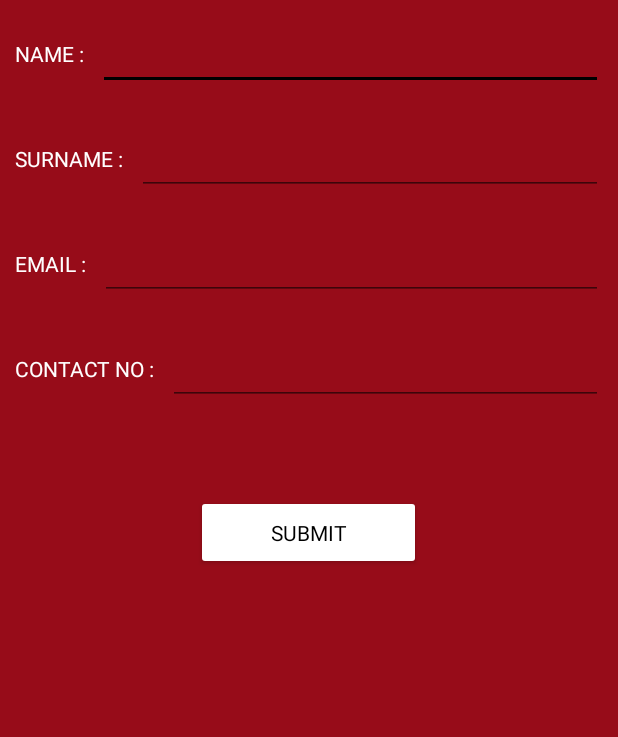
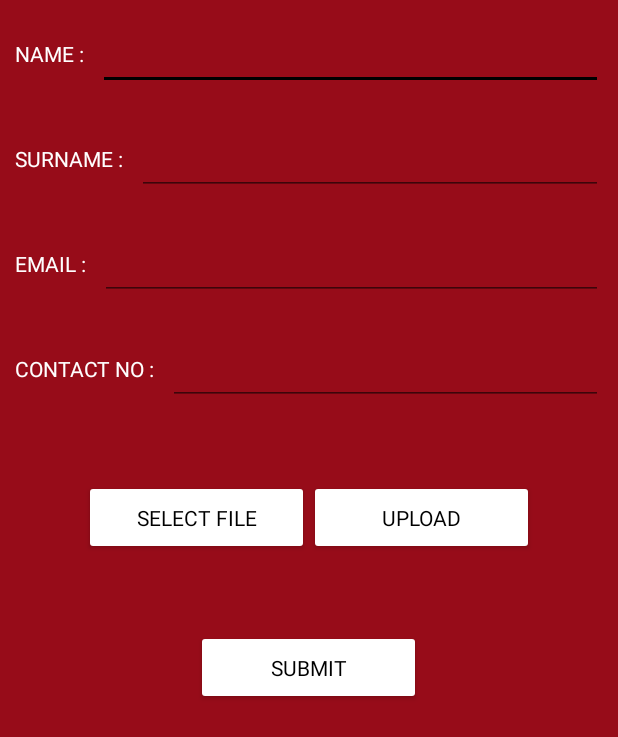
Before and after one commit to bhavikk/RCS-AndroidApp, an Android app: the Regitser_Activity screen opened directly, with no data from a screen before it, on a phone screen of 412 x 824 dp. Shown: the top 737 px of the screen. Run offline under Robolectric (Android 15) with nearby library versions, the phone set to English and light mode, and no system bars.

Commit message:
register form updated

```diff
--- a/app/build.gradle
+++ b/app/build.gradle
@@ -23,9 +23,13 @@ dependencies {
     implementation 'com.android.support:appcompat-v7:26.0.0'
     implementation 'com.android.support:support-v4:26.0.0'
     implementation 'com.android.support:design:26.0.0'
-    compile 'de.hdodenhof:circleimageview:1.2.1'
+    implementation 'com.github.bumptech.glide:glide:3.7.0'
+    implementation 'de.hdodenhof:circleimageview:1.2.1'
+    implementation 'com.firebaseui:firebase-ui-storage:0.6.0'
     implementation 'com.android.support.constraint:constraint-layout:1.0.2'
     implementation 'com.google.firebase:firebase-database:11.8.0'
+    implementation 'com.google.firebase:firebase-storage:11.8.0'
+    implementation 'com.google.firebase:firebase-auth:11.8.0'
     testImplementation 'junit:junit:4.12'
     androidTestImplementation 'com.android.support.test:runner:1.0.2'
     androidTestImplementation 'com.android.support.test.espresso:espresso-core:3.0.2'
--- a/app/src/main/java/com/royalcareerservices/rcs/RecyclerAdapter.java
+++ b/app/src/main/java/com/royalcareerservices/rcs/RecyclerAdapter.java
@@ -53,7 +53,7 @@ public class RecyclerAdapter extends RecyclerView.Adapter<RecyclerAdapter.MyView
             itemView.setOnClickListener(new View.OnClickListener() {
                 @Override
                 public void onClick(View v) {
-                    Intent intent = new Intent(ctx,Regitser_Activity.class);
+                    Intent intent = new Intent(ctx,ClientInfo.class);
                     ctx.startActivity(intent);
                 }
             });
--- a/app/src/main/res/layout/registration_form.xml
+++ b/app/src/main/res/layout/registration_form.xml
@@ -104,6 +104,38 @@
             />
 
     </LinearLayout>
+    <LinearLayout
+        android:layout_width="wrap_content"
+        android:layout_height="50dp"
+        android:layout_marginTop="40dp"
+        android:layout_gravity="center_horizontal"
+        android:orientation="horizontal">
+        <Button
+            android:id="@+id/selectfile"
+            style="@style/Base.TextAppearance.AppCompat"
+            android:layout_width="150dp"
+            android:layout_height="50dp"
+            android:layout_below="@+id/contactno"
+            android:layout_gravity="center"
+            android:clickable="true"
+            android:text="Select File"
+            android:textColor="#000"
+            android:theme="@style/PrimaryButton" />
+
+
+        <Button
+            android:id="@+id/upload"
+            style="@style/Base.TextAppearance.AppCompat"
+            android:layout_width="150dp"
+            android:layout_height="50dp"
+            android:layout_below="@+id/selectfile"
+            android:layout_gravity="center"
+            android:clickable="true"
+            android:text="Upload"
+            android:textColor="#000"
+            android:theme="@style/PrimaryButton" />
+
+    </LinearLayout>
 
 
     <Button
--- a/app/src/main/res/layout/row_item.xml
+++ b/app/src/main/res/layout/row_item.xml
@@ -7,7 +7,7 @@
         xmlns:tools="http://schemas.android.com/tools"
         android:layout_width="match_parent"
         android:layout_height="wrap_content"
-     android:layout_margin="10dp"
+        android:layout_margin="10dp"
         app:cardElevation="15dp"
         app:cardCornerRadius="5dp">
 
```
Also changed, not shown: app/src/main/AndroidManifest.xml (+7 -6 lines), app/src/main/java/com/royalcareerservices/rcs/ClientInfo.java (+32 -0 lines), app/src/main/res/layout/activity_client_info.xml (+8 -0 lines), app/src/main/res/layout/client_card_view.xml (added, +49 -0 lines).
